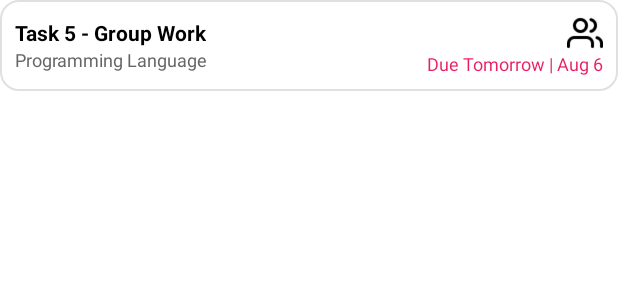
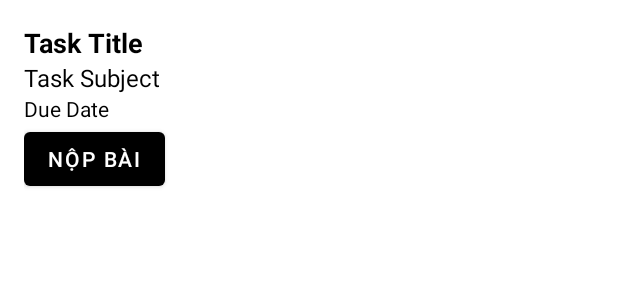
Before and after one commit to pnquy/App, an Android app built with Jetpack Compose: the layout item_task.xml on its own in the app's theme, with its tools: preview values and no code run, on a phone screen of 412 x 824 dp. Shown: the top 300 px of the screen. Run offline under Robolectric (Android 15) with nearby library versions, the phone set to English and light mode, and no system bars.

Commit message:
update TKB button

```diff
--- a/app/src/main/java/com/example/studentportalapp/BaseActivity.java
+++ b/app/src/main/java/com/example/studentportalapp/BaseActivity.java
@@ -175,11 +175,6 @@ public abstract class BaseActivity extends AppCompatActivity {
 
     private List<Task> getMockTasks() {
         List<Task> tasks = new ArrayList<>();
-        tasks.add(new Task("Task 5 - Group Work", "Programming Language", "Due Tomorrow | Aug 6"));
-        tasks.add(new Task("Assignment No. 3", "Operating System", "Due Saturday | Aug 7"));
-        tasks.add(new Task("Task 6 - Group Work", "Programming Language", "Due Sunday | Aug 8"));
-        tasks.add(new Task("Task 1 - Create a Flowchart", "HCI", "Due Monday | Aug 9"));
-        tasks.add(new Task("Assignment No. 5", "Logic Design", "Due Friday | Aug 13"));
         return tasks;
     }
 }
--- a/app/src/main/java/com/example/studentportalapp/data/Dao/BaiTapDao.java
+++ b/app/src/main/java/com/example/studentportalapp/data/Dao/BaiTapDao.java
@@ -27,6 +27,9 @@ public interface BaiTapDao {
     @Query("SELECT * FROM BAITAP WHERE MaLH = :maLH")
     LiveData<List<BaiTap>> getByLop(String maLH);
 
+    @Query("SELECT * FROM BAITAP WHERE MaLH = :maLH")
+    List<BaiTap> getByLopSync(String maLH);
+
     @Query("SELECT * FROM BAITAP")
     LiveData<List<BaiTap>> getAll();
 
--- a/app/src/main/java/com/example/studentportalapp/data/Dao/NopBaiDao.java
+++ b/app/src/main/java/com/example/studentportalapp/data/Dao/NopBaiDao.java
@@ -20,4 +20,7 @@ public interface NopBaiDao {
 
     @Query("SELECT * FROM NOPBAI WHERE MaBT = :maBT AND MaHV = :maHV LIMIT 1")
     NopBai getSubmission(String maBT, String maHV);
+
+    @Query("SELECT COUNT(*) FROM NOPBAI WHERE MaBT = :maBT")
+    int countSubmissionsForAssignment(String maBT);
 }
--- a/app/src/main/res/layout/activity_home.xml
+++ b/app/src/main/res/layout/activity_home.xml
@@ -86,6 +86,7 @@
 
                 <!-- Nút TKB -->
                 <LinearLayout
+                    android:id="@+id/quickActionTKB"
                     android:layout_width="0dp"
                     android:layout_height="wrap_content"
                     android:layout_weight="1"
--- a/app/src/main/res/layout/item_task.xml
+++ b/app/src/main/res/layout/item_task.xml
@@ -1,52 +1,42 @@
+<?xml version="1.0" encoding="utf-8"?>
 <LinearLayout xmlns:android="http://schemas.android.com/apk/res/android"
     android:layout_width="match_parent"
     android:layout_height="wrap_content"
-    android:orientation="horizontal"
-    android:padding="10dp"
-    android:background="@drawable/task_bg"
-    android:gravity="center_vertical">
-
-    <LinearLayout
     android:orientation="vertical"
-        android:layout_weight="1"
-        android:layout_width="0dp"
-        android:layout_height="wrap_content">
+    android:padding="16dp">
 
     <TextView
         android:id="@+id/tv_task_title"
-            android:text="Task 5 - Group Work"
-            android:textStyle="bold"
-            android:textColor="#000"
+        android:layout_width="match_parent"
         android:layout_height="wrap_content"
-            android:layout_width="wrap_content"/>
+        android:text="Task Title"
+        android:textSize="18sp"
+        android:textStyle="bold" />
 
     <TextView
         android:id="@+id/tv_task_subject"
-            android:text="Programming Language"
-            android:textColor="#666"
-            android:textSize="12sp"
+        android:layout_width="match_parent"
         android:layout_height="wrap_content"
-            android:layout_width="wrap_content"/>
-    </LinearLayout>
-
-    <LinearLayout
-        android:orientation="vertical"
-        android:layout_weight="1"
-        android:layout_width="0dp"
-        android:layout_height="wrap_content"
-        android:gravity="end">
-
-        <ImageView
-            android:layout_width="24dp"
-            android:layout_height="24dp"
-            android:src="@drawable/ic_group"/>
+        android:text="Task Subject"
+        android:textSize="16sp" />
 
     <TextView
         android:id="@+id/tv_task_due"
-            android:text="Due Tomorrow | Aug 6"
-            android:textColor="#E91E63"
-            android:textSize="12sp"
+        android:layout_width="match_parent"
         android:layout_height="wrap_content"
-            android:layout_width="wrap_content"/>
+        android:text="Due Date"
+        android:textSize="14sp" />
+
+    <Button
+        android:id="@+id/btn_submit"
+        android:layout_width="wrap_content"
+        android:layout_height="wrap_content"
+        android:text="Nộp bài" />
+
+    <TextView
+        android:id="@+id/tv_submission_count"
+        android:layout_width="wrap_content"
+        android:layout_height="wrap_content"
+        android:visibility="gone" />
+
 </LinearLayout>
-</LinearLayout>
```
Also changed, not shown: app/src/main/java/com/example/studentportalapp/HomeActivity.java (+8 -0 lines), app/src/main/java/com/example/studentportalapp/ToDoActivity.java (+70 -13 lines), app/src/main/java/com/example/studentportalapp/adapter/TaskAdapter.java (+31 -5 lines), app/src/main/java/com/example/studentportalapp/model/Task.java (+34 -2 lines). Lines whose indentation alone changed are shown as unchanged.
